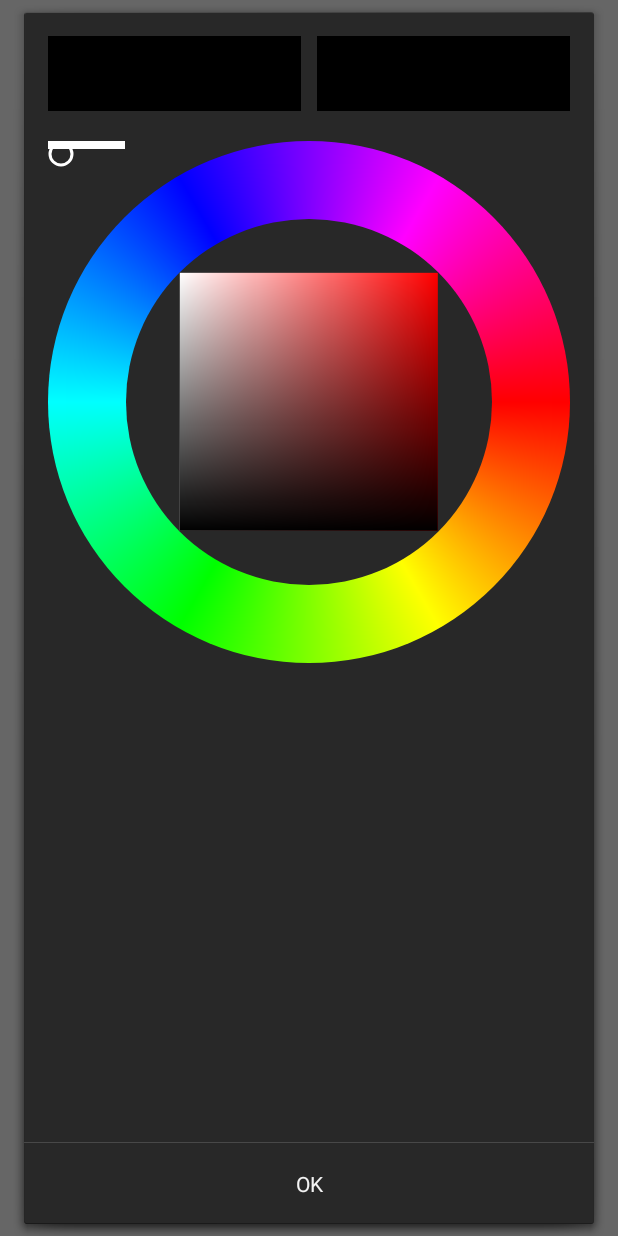
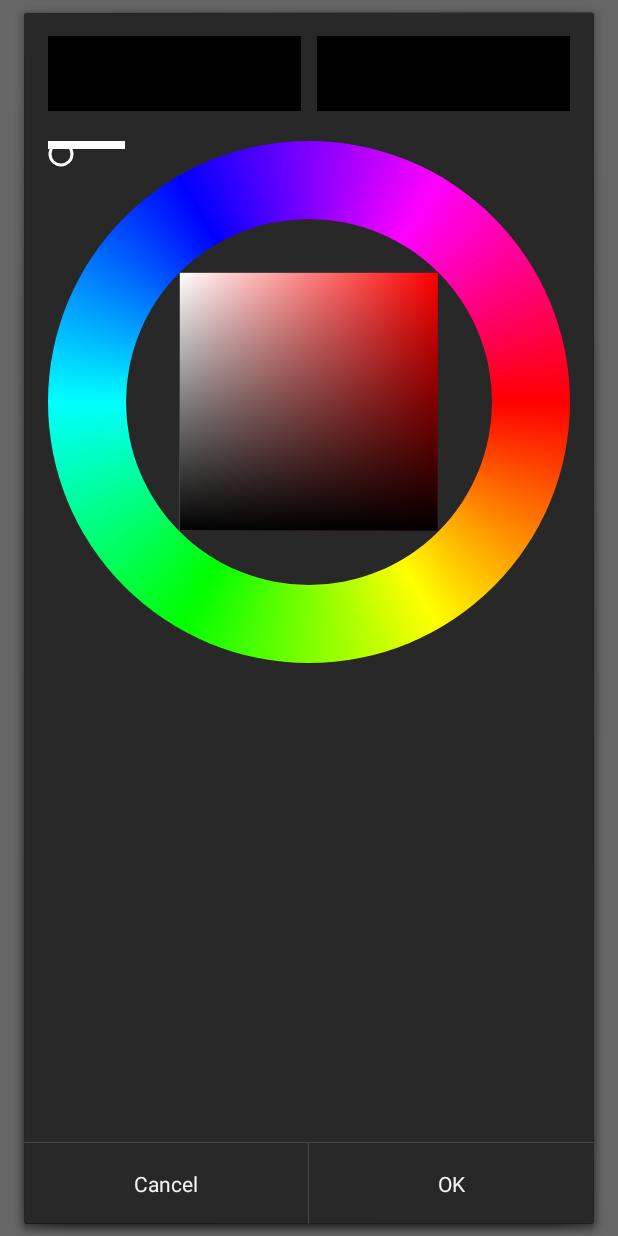
Before and after one commit to krre/AprilBrush-Mobile, an Android app: the screen it shows after launch (MainActivity), after a tap on an icon or button, on a phone screen of 412 x 824 dp. Run offline under Robolectric (Android 15) with nearby library versions, the phone set to English and light mode, and no system bars.

Commit message:
colorpicker: getted color transfered to the brush engine

```diff
--- a/AprilBrush/src/main/java/ua/inf/krre/aprilbrush/dialog/ColorDialog.java
+++ b/AprilBrush/src/main/java/ua/inf/krre/aprilbrush/dialog/ColorDialog.java
@@ -4,6 +4,7 @@ import android.app.AlertDialog;
 import android.app.Dialog;
 import android.content.Context;
 import android.content.DialogInterface;
+import android.graphics.Color;
 import android.os.Bundle;
 import android.support.v4.app.DialogFragment;
 import android.view.LayoutInflater;
@@ -11,7 +12,9 @@ import android.widget.ImageView;
 import android.widget.RelativeLayout;
 
 import ua.inf.krre.aprilbrush.R;
+import ua.inf.krre.aprilbrush.data.BrushData;
 import ua.inf.krre.aprilbrush.logic.BrushEngine;
+import ua.inf.krre.aprilbrush.view.ColorPickerView;
 
 public class ColorDialog extends DialogFragment {
 
@@ -20,9 +23,10 @@ public class ColorDialog extends DialogFragment {
         Context context = getActivity().getApplicationContext();
 
         LayoutInflater inflater = (LayoutInflater) context.getSystemService(Context.LAYOUT_INFLATER_SERVICE);
-        RelativeLayout layout = (RelativeLayout) inflater.inflate(R.layout.colorpicker, null);
+        final RelativeLayout layout = (RelativeLayout) inflater.inflate(R.layout.colorpicker, null);
 
-        int color = BrushEngine.getInstance().getColor() | 0xFF000000;
+        final BrushEngine brushEngine = BrushEngine.getInstance();
+        int color = Color.HSVToColor(brushEngine.getHsv());
 
         ImageView colorPrevImageView = (ImageView) layout.findViewById(R.id.colorPrevImageView);
         colorPrevImageView.setBackgroundColor(color);
@@ -35,6 +39,14 @@ public class ColorDialog extends DialogFragment {
         builder.setPositiveButton(android.R.string.ok, new DialogInterface.OnClickListener() {
             @Override
             public void onClick(DialogInterface dialog, int which) {
+                ColorPickerView colorPickerView = (ColorPickerView) layout.findViewById(R.id.colorPickerView);
+                brushEngine.setHsv(colorPickerView.getHsv());
+            }
+        });
+
+        builder.setNegativeButton(android.R.string.cancel, new DialogInterface.OnClickListener() {
+            @Override
+            public void onClick(DialogInterface dialog, int which) {
             }
         });
 
--- a/AprilBrush/src/main/java/ua/inf/krre/aprilbrush/logic/BrushEngine.java
+++ b/AprilBrush/src/main/java/ua/inf/krre/aprilbrush/logic/BrushEngine.java
@@ -30,9 +30,10 @@ public class BrushEngine implements Observer {
     private float pathLength;
     private float prevX;
     private float prevY;
-    private int color;
-    private int[] colors = {0, 0, 0};
-    private float[] positions = {0, 0, 0};
+    private float hsv[] = new float[3];
+    private int alpha;
+    private int[] colors = new int[3];
+    private float[] positions = new float[3];
     private List<BrushData.Brush> brushList;
 
     private BrushEngine() {
@@ -50,16 +51,17 @@ public class BrushEngine implements Observer {
         return brushEngine;
     }
 
+    public float[] getHsv() {
+        return hsv;
+    }
+
+    public void setHsv(float[] hsv) {
+        this.hsv = hsv;
+        setBrushColors();
+    }
+
     public void setCanvasData(CanvasData canvasData) {
         this.canvasData = canvasData;
-    }
-
-    public int getColor() {
-        return color;
-    }
-
-    public void setColor(int color) {
-        this.color = color;
     }
 
     public List<BrushData.Brush> getBrushList() {
@@ -100,20 +102,15 @@ public class BrushEngine implements Observer {
     }
 
     private void setupColor() {
-        float hsv[] = new float[3];
 
         hsv[0] = value(BrushData.Property.HUE);
         hsv[1] = value(BrushData.Property.SATURATION) / 100f;
         hsv[2] = value(BrushData.Property.VALUE) / 100f;
 
-        int alpha = Math.round((float) value(BrushData.Property.FLOW) / 100 * 255);
-        color = Color.HSVToColor(alpha, hsv);
+        alpha = Math.round((float) value(BrushData.Property.FLOW) / 100 * 255);
         float hardness = value(BrushData.Property.HARDNESS) / 100f;
-        // shifting scale from 0...100 to 25...100 to avoid the artifacts at the beginning scale
 
-        colors[0] = Color.HSVToColor(alpha, hsv);
-        colors[1] = Color.HSVToColor(alpha, hsv);
-        colors[2] = Color.HSVToColor(0, hsv);
+        setBrushColors();
 
         positions[0] = 0;
         positions[1] = (float) (Math.sqrt(hardness));
@@ -122,6 +119,12 @@ public class BrushEngine implements Observer {
         if (canvasData != null) {
             canvasData.setOpacity(value(BrushData.Property.OPACITY));
         }
+    }
+
+    private void setBrushColors() {
+        colors[0] = Color.HSVToColor(alpha, hsv);
+        colors[1] = Color.HSVToColor(alpha, hsv);
+        colors[2] = Color.HSVToColor(0, hsv);
     }
 
     public void setTouch(Canvas canvas, MotionEvent event) {
--- a/AprilBrush/src/main/java/ua/inf/krre/aprilbrush/view/ColorPickerView.java
+++ b/AprilBrush/src/main/java/ua/inf/krre/aprilbrush/view/ColorPickerView.java
@@ -48,11 +48,15 @@ public class ColorPickerView extends View {
         brushEngine = BrushEngine.getInstance();
     }
 
+    public float[] getHsv() {
+        return hsv;
+    }
+
     @Override
     protected void onSizeChanged(int w, int h, int oldw, int oldh) {
         containerWidth = Math.min(w, h);
         if (containerWidth > 0) {
-            Color.colorToHSV(brushEngine.getColor(), hsv);
+            hsv = brushEngine.getHsv();
             drawColorPicker(containerWidth);
 
             View colorPickerLayout = (View) getParent();
```
